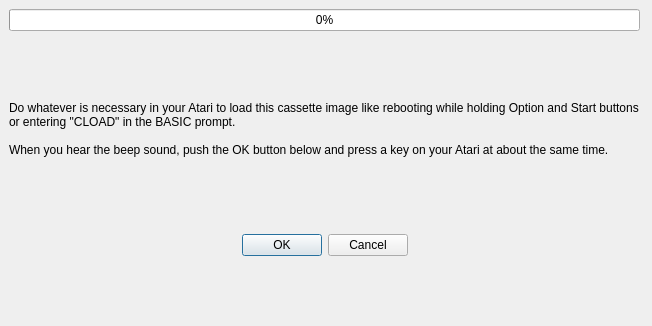
greblus/aspeqt, file android/cassettedialog.ui: the form before one commit.
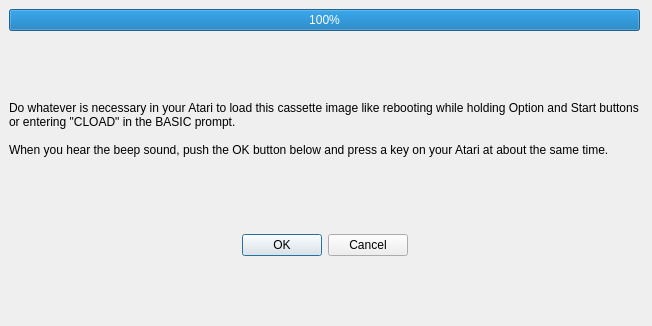
The form after the commit.

Commit message: Fixed progress bar in cassettedialog.

The edit to the form file:
```diff
--- a/android/cassettedialog.ui
+++ b/android/cassettedialog.ui
@@ -34,12 +34,21 @@
    <layout class="QVBoxLayout" name="verticalLayout">
     <item>
      <widget class="QProgressBar" name="progressBar">
-      <property name="value">
+      <property name="minimum">
        <number>0</number>
       </property>
+      <property name="maximum">
+       <number>100</number>
+      </property>
+      <property name="value">
+       <number>100</number>
+      </property>
       <property name="alignment">
        <set>Qt::AlignCenter</set>
       </property>
+      <property name="invertedAppearance">
+       <bool>false</bool>
+      </property>
      </widget>
     </item>
     <item>
```
The commit also changes 17 other files.
